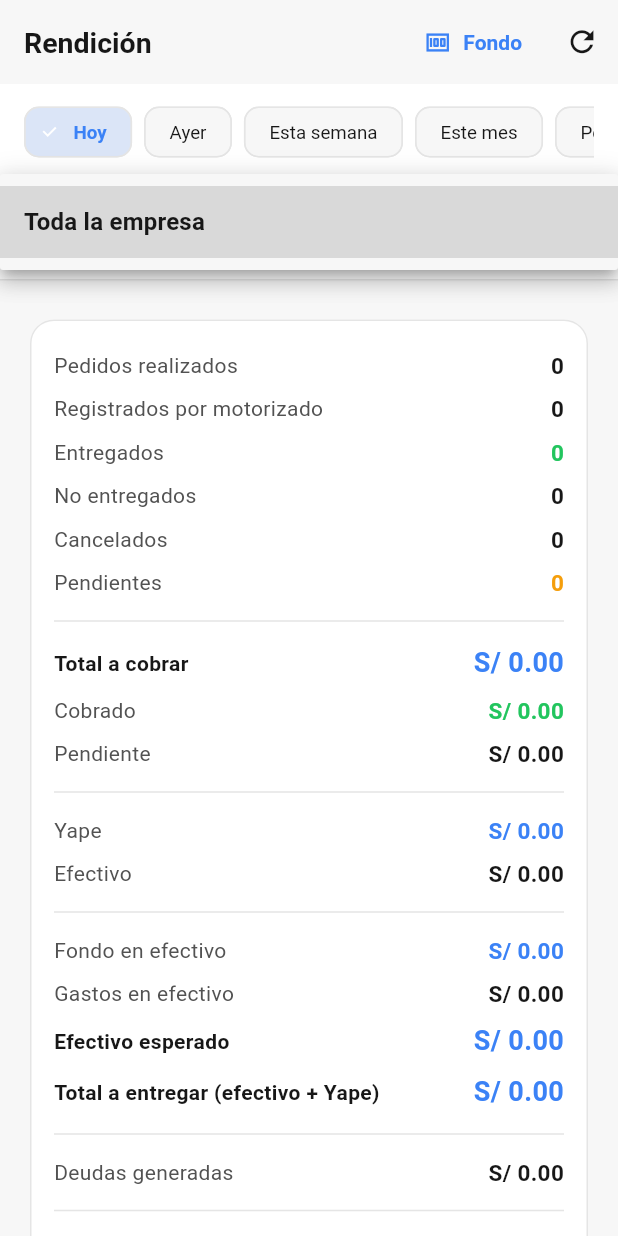
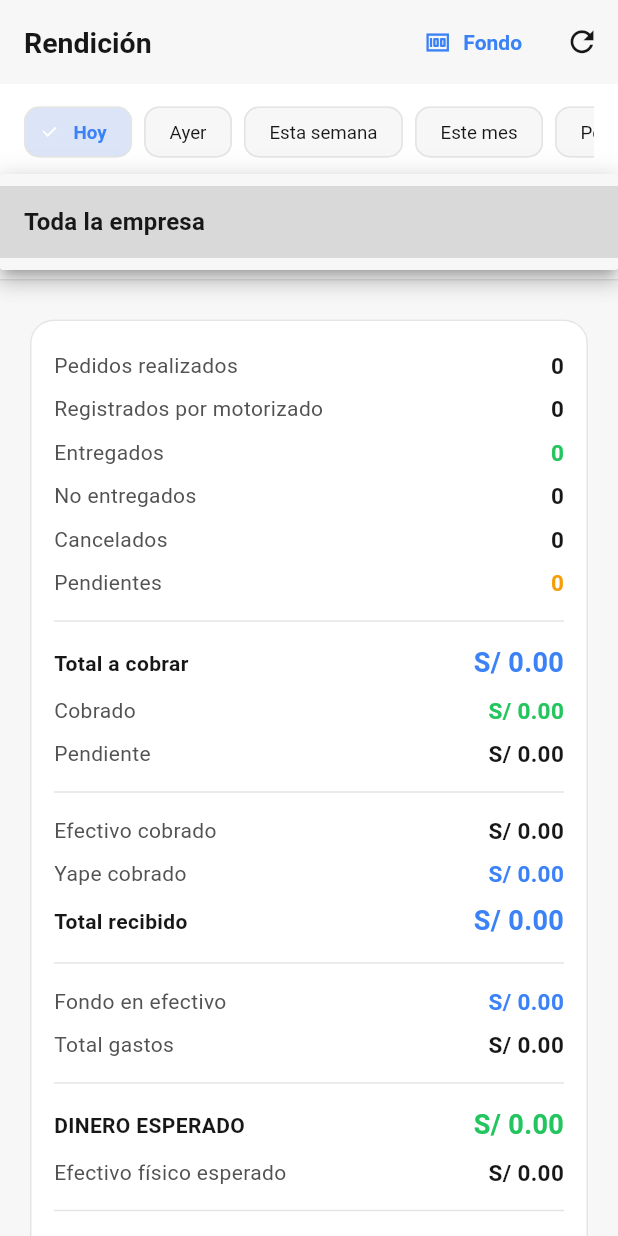
Before and after one commit to 44JACK44-cmd/GROUP-JCK, a Flutter app: the RendicionPage screen opened by its route, after a tap on "Toda la empresa", on a phone screen of 412 x 824 dp. Run offline on Flutter 3.47's test engine with Material 3 defaults, Android fonts, the phone set to English and light mode, and no system bars; our stand-ins replace connectivity_plus, flutter_map, flutter_riverpod, flutter_tts, geolocator, go_router and 8 more; accounts and stored records are empty.

Commit message:
Fase 18: caja y rendiciones con dinero esperado real, duplicado de rendicion corregido, modulos unificados y aviso OTA persistente

```diff
--- a/app/lib/core/data/rendicion_repo.dart
+++ b/app/lib/core/data/rendicion_repo.dart
@@ -64,10 +64,21 @@ class Rendicion {
   final double fondoYape;
   final double efectivoEsperado;
 
-  /// Total de dinero de la jornada: efectivo esperado + Yape cobrado.
-  /// Se muestra aparte del efectivo para no mezclar conceptos.
+  /// Efectivo + Yape realmente cobrados en la jornada.
+  final double totalRecibido;
+
+  /// Total de gastos de la jornada (cualquier medio).
+  final double totalGastos;
+
+  /// Dinero que debería quedar: total recibido − total de gastos.
+  final double dineroEsperado;
+
+  /// Compatibilidad con pantallas anteriores: mismo valor que [dineroEsperado].
   final double totalEsperado;
   final double efectivoDeclarado;
+
+  /// Gastos agrupados por categoría (Combustible, Peaje, ...).
+  final Map<String, double> gastosPorCategoria;
   final double diferencia;
   final bool hayDeclaracion;
 
@@ -100,8 +111,12 @@ class Rendicion {
     this.fondoInicial = 0,
     this.fondoYape = 0,
     this.efectivoEsperado = 0,
+    this.totalRecibido = 0,
+    this.totalGastos = 0,
+    this.dineroEsperado = 0,
     this.totalEsperado = 0,
     this.efectivoDeclarado = 0,
+    this.gastosPorCategoria = const {},
     this.diferencia = 0,
     this.hayDeclaracion = false,
   });
@@ -412,10 +427,15 @@ class RendicionRepo {
 
     final pendiente = (totalACobrar - cobrado) > 0 ? totalACobrar - cobrado : 0.0;
 
-    // 10. Gastos por medio de pago.
+    // 10. Gastos por medio de pago y por categoría.
     var gastosEfectivo = 0.0, gastosYape = 0.0, gastosOtros = 0.0;
+    final porCategoria = <String, double>{};
     for (final g in gastosData) {
       final monto = (g['monto'] as num? ?? 0).toDouble();
+      final categoria = (g['categoria'] as String?)?.trim().isEmpty == false
+          ? g['categoria'] as String
+          : 'Otros';
+      porCategoria[categoria] = (porCategoria[categoria] ?? 0) + monto;
       switch (g['medio_pago'] as String? ?? 'EFECTIVO') {
         case 'YAPE':
           gastosYape += monto;
@@ -467,7 +487,15 @@ class RendicionRepo {
       fondoInicial: fondoInicial,
       fondoYape: fondoYape,
       efectivoEsperado: efectivoEsperado,
-      totalEsperado: efectivoEsperado + yape,
+      totalRecibido: efectivo + yape,
+      totalGastos: gastosTotal,
+      dineroEsperado: ((efectivo + yape - gastosTotal) > 0)
+          ? efectivo + yape - gastosTotal
+          : 0,
+      totalEsperado: ((efectivo + yape - gastosTotal) > 0)
+          ? efectivo + yape - gastosTotal
+          : 0,
+      gastosPorCategoria: porCategoria,
       efectivoDeclarado: efectivoDeclarado,
       diferencia: diferencia,
       hayDeclaracion: hayDeclaracion,
--- a/app/lib/core/ui/acciones_rapidas.dart
+++ b/app/lib/core/ui/acciones_rapidas.dart
@@ -42,7 +42,7 @@ class AccionesDirectas extends StatelessWidget {
               button: true,
               label: a.texto,
               child: Material(
-                color: Colors.white,
+                color: AppColors.superficie,
                 borderRadius: BorderRadius.circular(14),
                 child: InkWell(
                   borderRadius: BorderRadius.circular(14),
--- a/app/lib/core/ui/diseno.dart
+++ b/app/lib/core/ui/diseno.dart
@@ -113,7 +113,7 @@ class SectionTitle extends StatelessWidget {
 
 /// Indicador de carga pequeño y alineado.
 class LoadingState extends StatelessWidget {
-  LoadingState({super.key});
+  const LoadingState({super.key});
 
   @override
   Widget build(BuildContext context) {
--- a/app/lib/features/finanzas/caja_page.dart
+++ b/app/lib/features/finanzas/caja_page.dart
@@ -236,15 +236,23 @@ class _CajaPageState extends ConsumerState<CajaPage> {
                           padding: EdgeInsets.all(16),
                           child: Column(
                             children: [
-                              FilaValor('Total cobrado', dinero(_resumen.totalCobrado),
+                              FilaValor('Ventas cobradas',
+                                  dinero(_resumen.totalCobrado)),
+                              FilaValor('Efectivo recibido', dinero(_resumen.efectivo)),
+                              FilaValor('Yape recibido', dinero(_resumen.yape),
+                                  color: AppTheme.info),
+                              FilaValor('TOTAL RECIBIDO',
+                                  dinero(_resumen.totalRecibido),
                                   destacado: true),
-                              FilaValor('Efectivo', dinero(_resumen.efectivo)),
-                              FilaValor('Yape', dinero(_resumen.yape), color: AppTheme.info),
-                              if (_resumen.otros > 0)
-                                FilaValor('Otros', dinero(_resumen.otros)),
-                              FilaValor('Deudas', dinero(_resumen.deudas),
+                              FilaValor('Deudas pendientes', dinero(_resumen.deudas),
                                   color: _resumen.deudas > 0 ? AppTheme.danger : null),
-                              FilaValor('Gastos', dinero(_resumen.gastos), color: AppTheme.danger),
+                              Divider(height: 20),
+                              FilaValor('Total gastos', dinero(_resumen.gastos),
+                                  color: AppTheme.danger),
+                              FilaValor('DINERO ESPERADO',
+                                  dinero(_resumen.dineroEsperado),
+                                  destacado: true,
+                                  color: AppTheme.success),
                               Divider(height: 20),
                               FilaValor('Fondo inicial',
                                   dinero(_resumen.fondoInicial)),
@@ -310,7 +318,10 @@ class _CajaPageState extends ConsumerState<CajaPage> {
                               ),
                               title: Text(m['descripcion'] as String? ??
                                   _labelOrigen(m['origen'] as String? ?? '')),
-                              subtitle: Text(_labelOrigen(m['origen'] as String? ?? '')),
+                              subtitle: Text(
+                                '${fechaHora(DateTime.tryParse(m['fecha'] as String? ?? ''))}'
+                                '  ·  ${_labelOrigen(m['origen'] as String? ?? '')}',
+                              ),
                               trailing: Text(
                                 '${m['tipo'] == 'INGRESO' ? '+' : '-'}S/ ${(m['monto'] as num? ?? 0).toStringAsFixed(2)}',
                                 style: TextStyle(
--- a/app/lib/features/home/home_moto_page.dart
+++ b/app/lib/features/home/home_moto_page.dart
@@ -261,7 +261,7 @@ class _HomeMotoPageState extends ConsumerState<HomeMotoPage> {
                     texto: 'Devolver balón',
                     icono: Icons.local_fire_department_outlined,
                     color: AppTheme.info,
-                    onPressed: () => context.push('/devolucion-balon'),
+                    onPressed: () => context.push('/balones'),
                   ),
                   AccionDirecta(
                     texto: 'Deudas',
--- a/app/lib/features/home/home_page.dart
+++ b/app/lib/features/home/home_page.dart
@@ -278,7 +278,7 @@ class _HomePageState extends ConsumerState<HomePage> {
                     texto: 'Devolución balón',
                     icono: Icons.assignment_return_outlined,
                     color: AppTheme.success,
-                    onPressed: () => context.push('/devolucion-balon'),
+                    onPressed: () => context.push('/balones'),
                   ),
                 ],
               ),
--- a/app/lib/features/mi_registro/registro_pedido_page.dart
+++ b/app/lib/features/mi_registro/registro_pedido_page.dart
@@ -742,7 +742,7 @@ class _RegistroPedidoPageState extends ConsumerState<RegistroPedidoPage> {
       bottomSheet: Container(
         padding: EdgeInsets.fromLTRB(20, 10, 20, 16),
         decoration: BoxDecoration(
-          color: Colors.white,
+          color: AppColors.superficie,
           border: Border(top: BorderSide(color: AppColors.borde)),
         ),
         child: SafeArea(
@@ -822,7 +822,7 @@ class _BotonOpcion extends StatelessWidget {
         height: 62,
         alignment: Alignment.center,
         decoration: BoxDecoration(
-          color: seleccionado ? color.withValues(alpha: 0.14) : Colors.white,
+          color: seleccionado ? color.withValues(alpha: 0.14) : AppColors.superficie,
           borderRadius: BorderRadius.circular(14),
           border: Border.all(
             color: seleccionado ? color : AppColors.borde,
--- a/app/lib/features/pedidos/entrega_sheet.dart
+++ b/app/lib/features/pedidos/entrega_sheet.dart
@@ -469,7 +469,7 @@ class _BotonPago extends StatelessWidget {
         height: 52,
         alignment: Alignment.center,
         decoration: BoxDecoration(
-          color: seleccionado ? color.withValues(alpha: 0.14) : Colors.white,
+          color: seleccionado ? color.withValues(alpha: 0.14) : AppColors.superficie,
           borderRadius: BorderRadius.circular(14),
           border: Border.all(
             color: seleccionado ? color : AppColors.borde,
--- a/app/lib/features/rendicion/rendicion_page.dart
+++ b/app/lib/features/rendicion/rendicion_page.dart
@@ -321,7 +321,7 @@ class _RendicionPageState extends ConsumerState<RendicionPage> {
         children: [
           // ---- Filtros ----
           Container(
-            color: Colors.white,
+            color: AppColors.superficie,
             padding: EdgeInsets.fromLTRB(16, 8, 16, 12),
             child: Column(
               children: [
@@ -418,9 +418,11 @@ class _RendicionPageState extends ConsumerState<RendicionPage> {
                               FilaValor('Pendiente', dinero(r.pendiente),
                                   color: r.pendiente > 0 ? AppTheme.danger : null),
                               Divider(height: 22),
-                              FilaValor('Yape', dinero(r.yape), color: AppTheme.info),
-                              FilaValor('Efectivo', dinero(r.efectivo)),
-                              if (r.otros > 0) FilaValor('Otros', dinero(r.otros)),
+                              FilaValor('Efectivo cobrado', dinero(r.efectivo)),
+                              FilaValor('Yape cobrado', dinero(r.yape),
+                                  color: AppTheme.info),
+                              FilaValor('Total recibido', dinero(r.totalRecibido),
+                                  destacado: true),
                               Divider(height: 22),
                               FilaValor('Fondo en efectivo',
                                   dinero(r.fondoInicial), color: AppTheme.info),
@@ -428,14 +430,13 @@ class _RendicionPageState extends ConsumerState<RendicionPage> {
                                 FilaValor('Fondo por Yape (no es efectivo)',
                                     dinero(r.fondoYape),
                                     color: AppTheme.info),
-                              FilaValor('Gastos en efectivo', dinero(r.gastosEfectivo),
-                                  color: r.gastosEfectivo > 0 ? AppTheme.danger : null),
-                              FilaValor('Efectivo esperado', dinero(r.efectivoEsperado),
-                                  destacado: true),
-                              FilaValor('Total a entregar (efectivo + Yape)',
-                                  dinero(r.totalEsperado),
-                                  destacado: true,
-                                  color: AppTheme.info),
+                              FilaValor('Total gastos', dinero(r.totalGastos),
+                                  color: r.totalGastos > 0 ? AppTheme.danger : null),
+                              Divider(height: 22),
+                              FilaValor('DINERO ESPERADO', dinero(r.dineroEsperado),
+                                  destacado: true, color: AppTheme.success),
+                              FilaValor('Efectivo físico esperado',
+                                  dinero(r.efectivoEsperado)),
                               if (r.hayDeclaracion) ...[
                                 FilaValor('Efectivo declarado',
                                     dinero(r.efectivoDeclarado)),
@@ -464,13 +465,9 @@ class _RendicionPageState extends ConsumerState<RendicionPage> {
                                 FilaValor('Combustible', dinero(r.combustible),
                                     color: AppTheme.danger),
                               Divider(height: 22),
-                              FilaValor('Gastos en efectivo', dinero(r.gastosEfectivo),
-                                  color: r.gastosEfectivo > 0 ? AppTheme.danger : null),
-                              FilaValor('Gastos en Yape', dinero(r.gastosYape),
-                                  color: r.gastosYape > 0 ? AppTheme.danger : null),
-                              if (r.gastosOtros > 0)
-                                FilaValor('Gastos en otros', dinero(r.gastosOtros),
-                                    color: AppTheme.danger),
+                              for (final e in r.gastosPorCategoria.entries)
+                                FilaValor(e.key, dinero(e.value),
+                                    color: AppTheme.warning),
                               FilaValor('Total gastos', dinero(r.gastosTotal),
                                   destacado: true,
                                   color: r.gastosTotal > 0 ? AppTheme.danger : null),
--- a/app/lib/features/reportes/reportes_page.dart
+++ b/app/lib/features/reportes/reportes_page.dart
@@ -85,7 +85,7 @@ class _ReportesPageState extends ConsumerState<ReportesPage> {
       body: Column(
         children: [
           Container(
-            color: Colors.white,
+            color: AppColors.superficie,
             padding: EdgeInsets.fromLTRB(16, 8, 16, 12),
             child: Row(
               children: [
--- a/app/pubspec.yaml
+++ b/app/pubspec.yaml
@@ -16,7 +16,7 @@ publish_to: 'none' # Remove this line if you wish to publish to pub.dev
 # https://developer.apple.com/library/archive/documentation/General/Reference/InfoPlistKeyReference/Articles/CoreFoundationKeys.html
 # In Windows, build-name is used as the major, minor, and patch parts
 # of the product and file versions while build-number is used as the build suffix.
-version: 1.0.19+19
+version: 1.0.20+20
 
 environment:
   sdk: ^3.13.5
```
Also changed, not shown: app/lib/core/data/caja_repo.dart (+13 -1 lines), app/lib/core/data/rendiciones_repo.dart (+52 -4 lines), app/lib/features/pedidos/nuevo_pedido_page.dart (+5 -3 lines), app/lib/features/rendicion/declarar_rendicion_page.dart (+57 -20 lines), app/lib/main.dart (+15 -6 lines), 2 other files.
